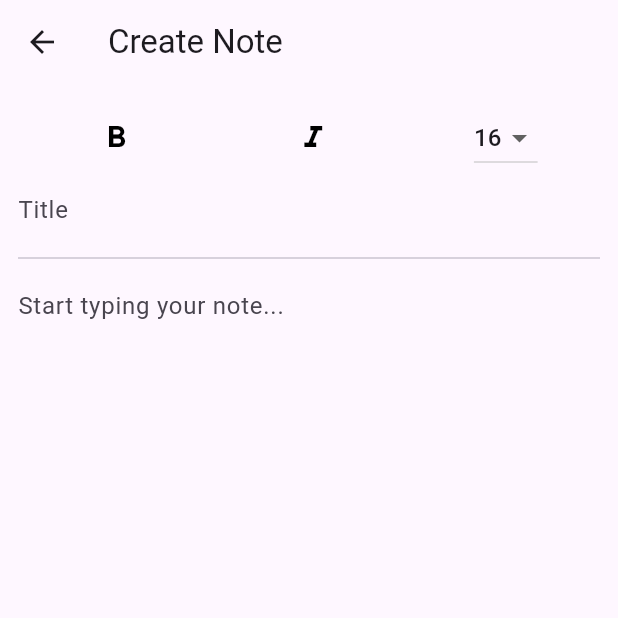
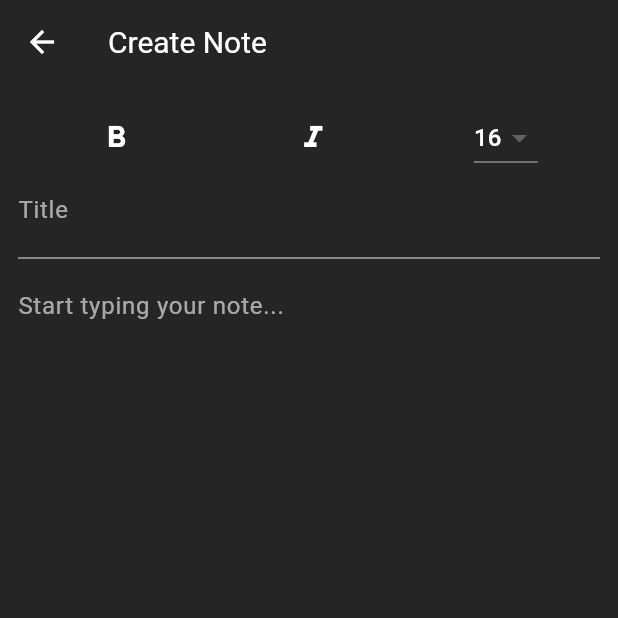
Before and after one commit to sibobbbbbb/notes_app, a Flutter app: the screen it shows after launch, after a tap on the "add" icon, on a phone screen of 412 x 824 dp, the top half of it. Run offline on Flutter 3.47's test engine with Material 3 defaults, Android fonts, the phone set to English and light mode, and no system bars; our stand-ins replace hive, hive_flutter; accounts and stored records are empty.

Commit message:
refactor : note pages display screen

```diff
--- a/lib/pages/note.dart
+++ b/lib/pages/note.dart
@@ -55,8 +55,12 @@ class _NotePage extends State<NotePage> {
         await _onWillPop();
       },
       child: Scaffold(
+        backgroundColor: const Color(0xFF252525),
         appBar: AppBar(
-          title: const Text("Create Note"),
+          title: const Text("Create Note", style: TextStyle(fontSize: 20)),
+          backgroundColor: const Color(0xFF252525),
+          iconTheme: const IconThemeData(color: Colors.white),
+          titleTextStyle: const TextStyle(color: Colors.white),
         ),
         body: Padding(
           padding: const EdgeInsets.all(12.0),
@@ -72,7 +76,7 @@ class _NotePage extends State<NotePage> {
                         _isBold = !_isBold;
                       });
                     },
-                    color: _isBold ? Colors.blue : Colors.black,
+                    color: _isBold ? Colors.blue : Colors.white,
                   ),
                   IconButton(
                     icon: const Icon(Icons.format_italic),
@@ -81,14 +85,18 @@ class _NotePage extends State<NotePage> {
                         _isItalic = !_isItalic;
                       });
                     },
-                    color: _isItalic ? Colors.blue : Colors.black,
+                    color: _isItalic ? Colors.blue : Colors.white,
                   ),
                   DropdownButton<double>(
+                    dropdownColor: const Color(0xFF252525),
                     value: _fontSize,
                     items: [16, 18, 20, 24].map((size) {
                       return DropdownMenuItem<double>(
                         value: size.toDouble(),
-                        child: Text(size.toString()),
+                        child: Text(
+                          size.toString(),
+                          style: const TextStyle(color: Colors.white),
+                        ),
                       );
                     }).toList(),
                     onChanged: (double? newSize) {
@@ -103,42 +111,42 @@ class _NotePage extends State<NotePage> {
                 child: SingleChildScrollView(
                   child: Column(
                     children: [
-                      // Title and description text fields
+                      // Title dan description text fields
                       TextField(
                         controller: _controller1,
                         maxLength: 30,
                         buildCounter: (BuildContext context,
                             {int? currentLength,
-                            bool? isFocused,
-                            int? maxLength}) {
+                              bool? isFocused,
+                              int? maxLength}) {
                           return null;
                         },
                         decoration: const InputDecoration(
                           hintText: "Title",
                           border: InputBorder.none,
+                          hintStyle: TextStyle(color: Colors.white60),
                         ),
                         style: TextStyle(
                           fontSize: _fontSize,
-                          fontWeight:
-                              _isBold ? FontWeight.bold : FontWeight.normal,
-                          fontStyle:
-                              _isItalic ? FontStyle.italic : FontStyle.normal,
+                          fontWeight: _isBold ? FontWeight.bold : FontWeight.normal,
+                          fontStyle: _isItalic ? FontStyle.italic : FontStyle.normal,
+                          color: Colors.white,
                         ),
                       ),
-                      const Divider(),
+                      const Divider(color: Colors.white60),
                       TextField(
                         controller: _controller2,
                         maxLines: null,
                         style: TextStyle(
                           fontSize: _fontSize,
-                          fontWeight:
-                              _isBold ? FontWeight.bold : FontWeight.normal,
-                          fontStyle:
-                              _isItalic ? FontStyle.italic : FontStyle.normal,
+                          fontWeight: _isBold ? FontWeight.bold : FontWeight.normal,
+                          fontStyle: _isItalic ? FontStyle.italic : FontStyle.normal,
+                          color: Colors.white,
                         ),
                         decoration: const InputDecoration(
                           hintText: "Start typing your note...",
                           border: InputBorder.none,
+                          hintStyle: TextStyle(color: Colors.white60),
                         ),
                       ),
                       const SizedBox(height: 20),
```
